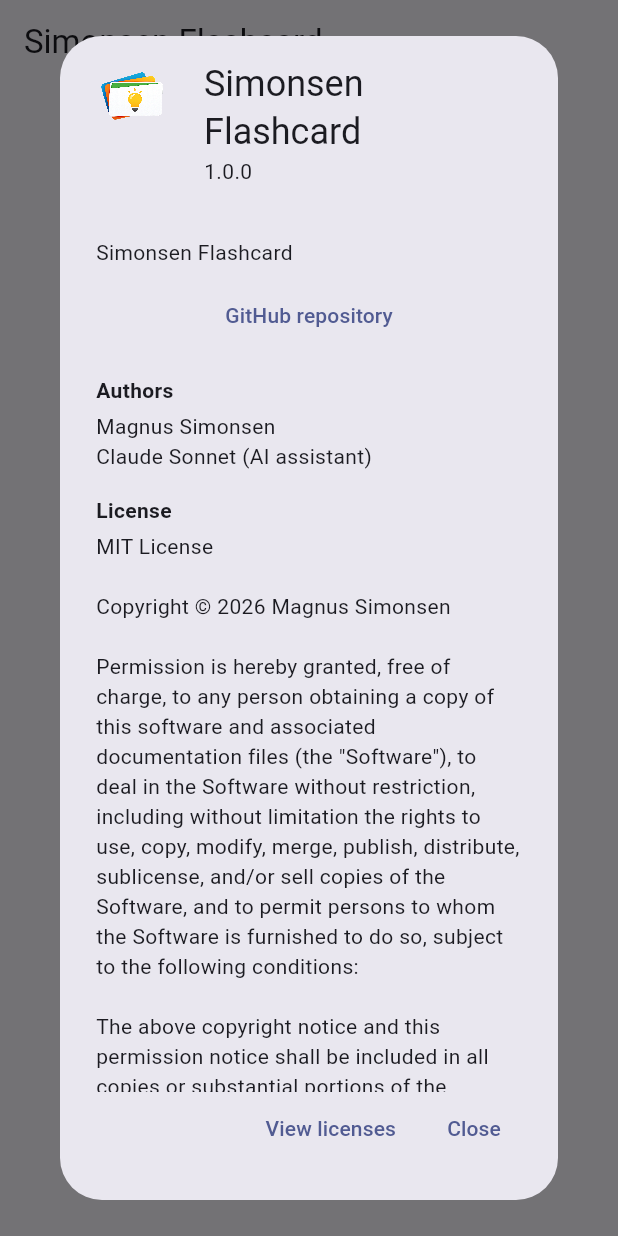
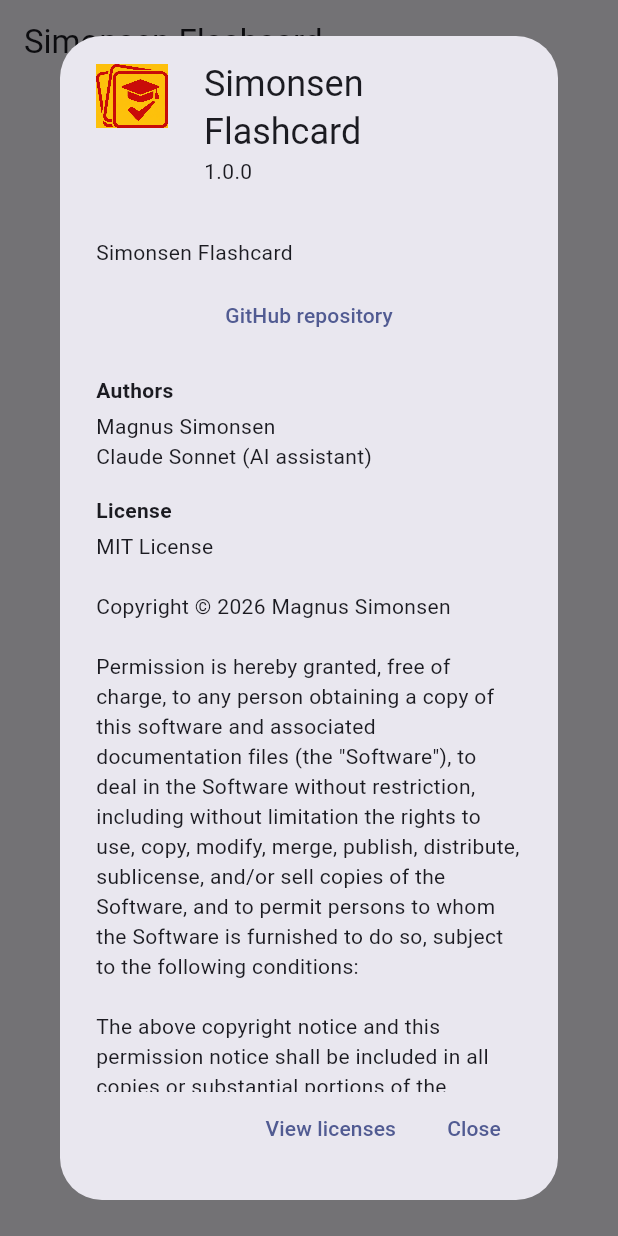
Before and after one commit to magnussimonsen/simonsenflashcard, a Flutter app: the HomeScreen screen opened directly, after a tap on "About", on a phone screen of 412 x 824 dp. Run offline on Flutter 3.47's test engine with Material 3 defaults, Android fonts, the phone set to English and light mode, and no system bars; our stand-ins replace audioplayers, yaml; missing offline and left inert: file_selector, flutter_math_fork.

```diff
--- a/lib/ui/android/home_screen.dart
+++ b/lib/ui/android/home_screen.dart
@@ -131,7 +131,7 @@ class _HomeScreenState extends State<HomeScreen> {
           mainAxisAlignment: MainAxisAlignment.center,
           children: [
             Image.asset(
-              'lib/logo/logo.png',
+              'lib/logo/logo-new.png',
               width: 96,
               height: 96,
               filterQuality: FilterQuality.high,
--- a/lib/ui/desktop/home_screen.dart
+++ b/lib/ui/desktop/home_screen.dart
@@ -149,7 +149,7 @@ class _HomeScreenState extends State<HomeScreen> {
           mainAxisAlignment: MainAxisAlignment.center,
           children: [
             Image.asset(
-              'lib/logo/logo.png',
+              'lib/logo/logo-new.png',
               width: 96,
               height: 96,
               filterQuality: FilterQuality.high,
--- a/lib/ui/shared/about_dialog.dart
+++ b/lib/ui/shared/about_dialog.dart
@@ -12,7 +12,7 @@ void showAboutAppDialog(BuildContext context) {
     applicationName: 'Simonsen Flashcard',
     applicationVersion: '1.0.0',
     applicationIcon: Image.asset(
-      'lib/logo/logo.png',
+      'lib/logo/logo-new.png',
       width: 48,
       height: 48,
       filterQuality: FilterQuality.high,
```
Also changed, not shown: pubspec.yaml (+5 -5 lines), lib/logo/logo-new.png (added), lib/logo/logo-old2.png (deleted), lib/logo/logo.png (deleted), lib/logo/logo_adaptive_fg.png (deleted).
